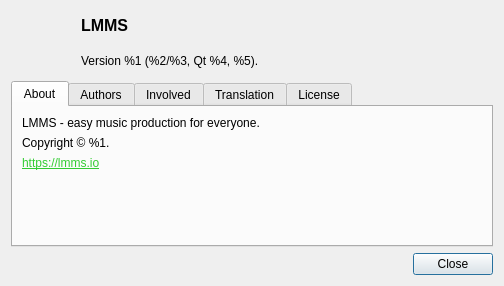
Old version of the form src/gui/modals/about_dialog.ui in the repository LMMS/lmms.
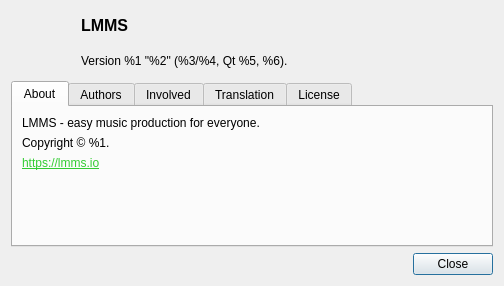
New version of the form.

Diff of the .ui file:
```diff
--- a/src/gui/modals/about_dialog.ui
+++ b/src/gui/modals/about_dialog.ui
@@ -47,7 +47,7 @@
        <item>
         <widget class="QLabel" name="versionLabel">
          <property name="text">
-          <string>Version %1 (%2/%3, Qt %4, %5).</string>
+          <string>Version %1 "%2" (%3/%4, Qt %5, %6).</string>
          </property>
         </widget>
        </item>
```
